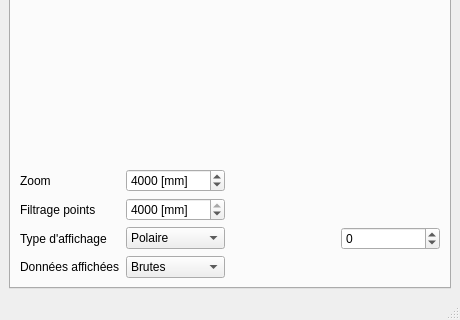
Before: the Qt Designer form PluginModules/Lidar/ihm_Lidar.ui in CRLG/LABOTBOX, drawn with Qt 5; both pictures show x 0 to 460 and y 178 to 498 of the 460 by 498 pixel window.
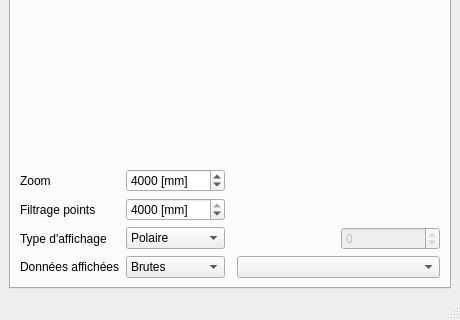
After: the same form once the commit is applied. Icons and pictures are not drawn. Custom widgets are drawn as their Qt base class.

Diff of the .ui file:
```diff
--- a/PluginModules/Lidar/ihm_Lidar.ui
+++ b/PluginModules/Lidar/ihm_Lidar.ui
@@ -171,6 +171,9 @@
         </item>
         <item row="7" column="4">
          <widget class="QSpinBox" name="test_spin">
+          <property name="enabled">
+           <bool>false</bool>
+          </property>
           <property name="minimum">
            <number>-1000</number>
           </property>
@@ -179,6 +182,13 @@
           </property>
          </widget>
         </item>
+        <item row="8" column="3" colspan="2">
+         <widget class="QComboBox" name="filter_data_choice">
+          <property name="toolTip">
+           <string>Choix de l'algo de filtrage</string>
+          </property>
+         </widget>
+        </item>
        </layout>
       </widget>
       <widget class="QWidget" name="tab_sick">
```
Left out of the diff: 6 changed lines with no effect on the pictures.
